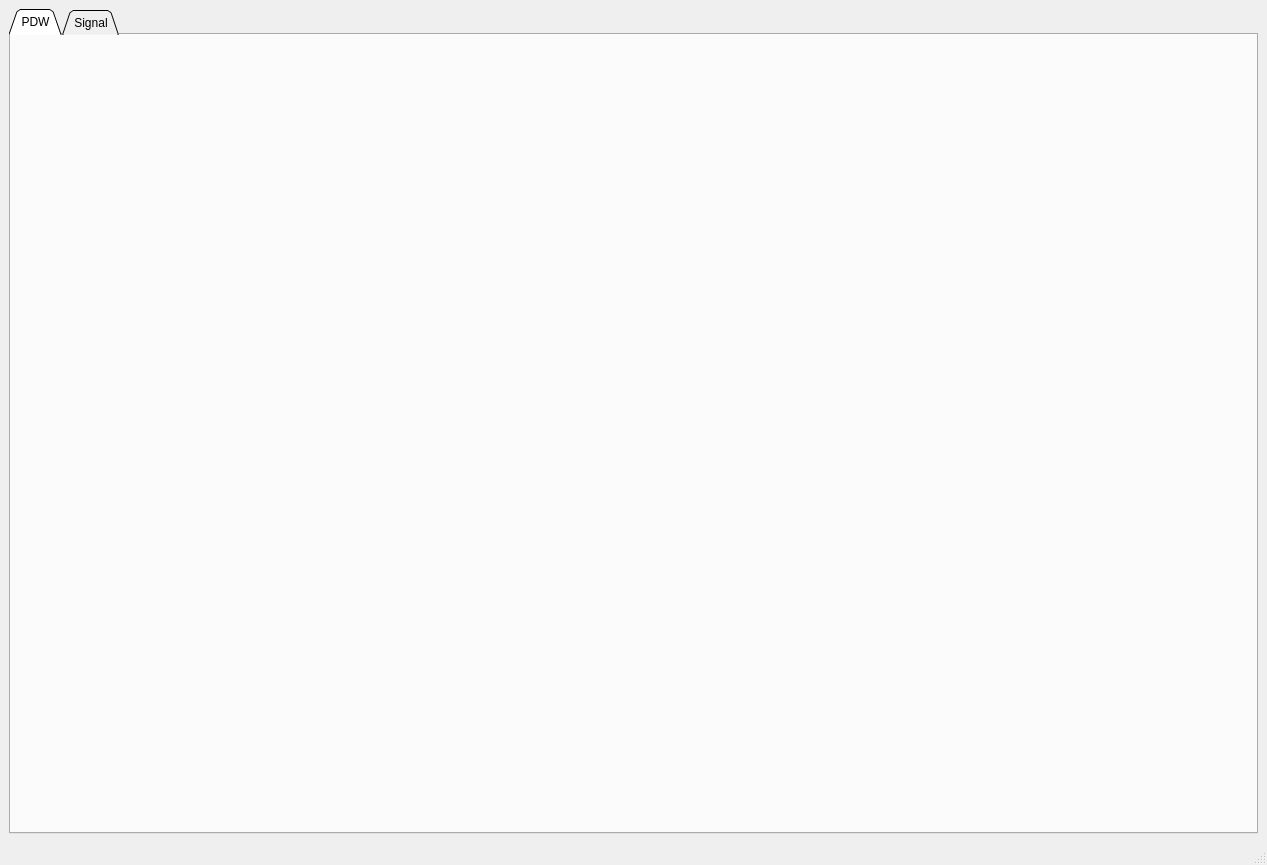
First picture: the form in visualization/GUI/mainform.ui, repository sepehrgh98/PyCoolEdit, before the edit.
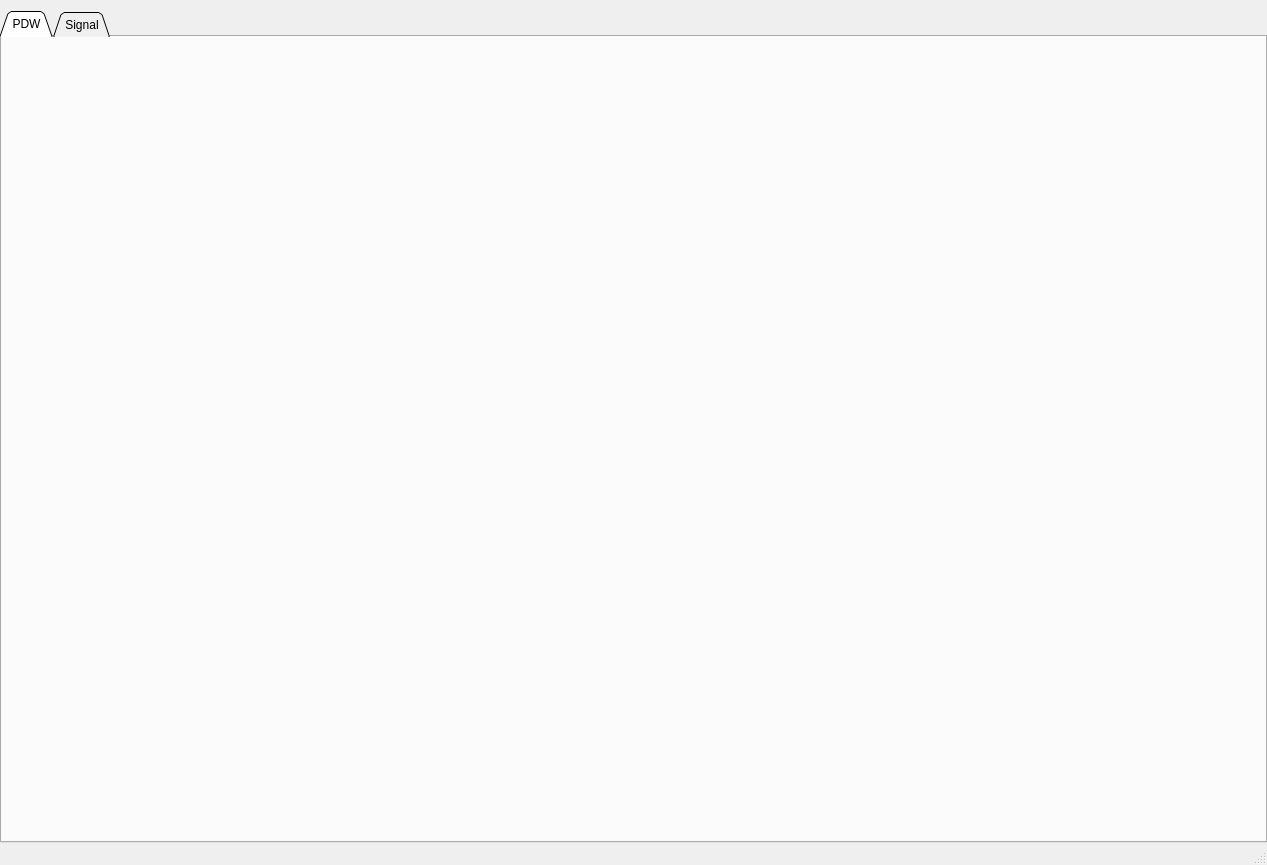
Second picture: the form after the edit. The open tabs and pages were chosen to show the change.

The edit to the form file:
```diff
--- a/visualization/GUI/mainform.ui
+++ b/visualization/GUI/mainform.ui
@@ -15,6 +15,18 @@
   </property>
   <widget class="QWidget" name="centralwidget">
    <layout class="QVBoxLayout" name="verticalLayout">
+    <property name="leftMargin">
+     <number>0</number>
+    </property>
+    <property name="topMargin">
+     <number>11</number>
+    </property>
+    <property name="rightMargin">
+     <number>0</number>
+    </property>
+    <property name="bottomMargin">
+     <number>0</number>
+    </property>
     <item>
      <widget class="QTabWidget" name="tabWidget">
       <property name="tabShape">
```
Left out of the diff: 2 changed lines with no effect on the pictures.
